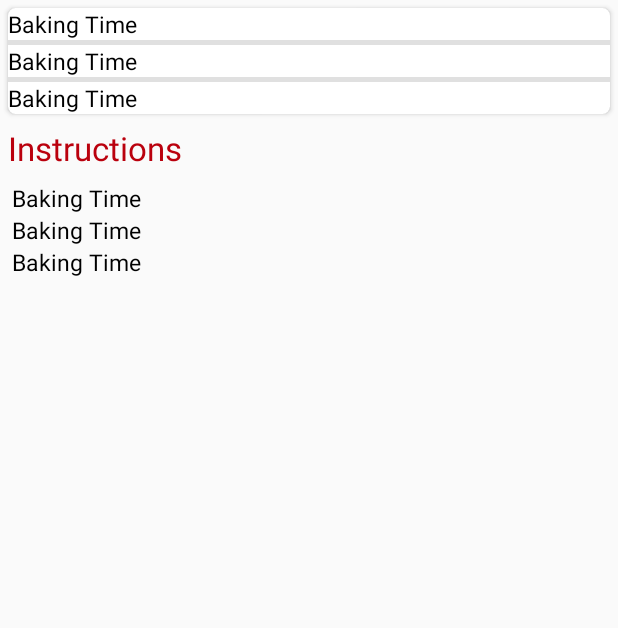
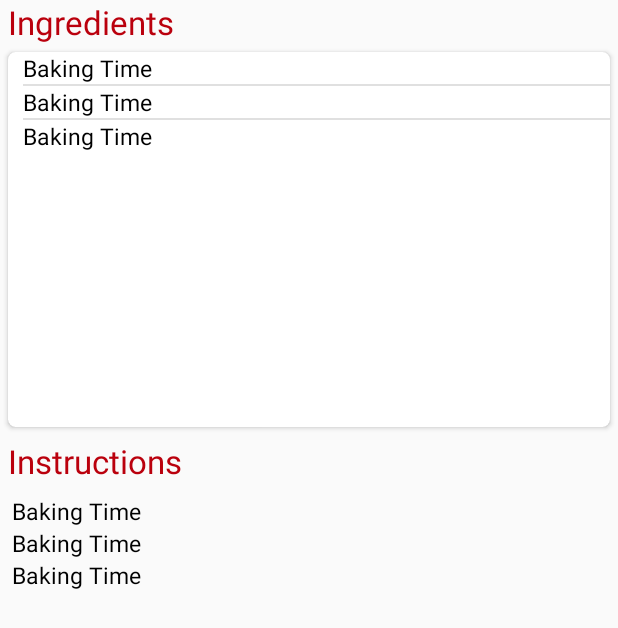
Before and after one commit to matheusfreire/bakingtime, an Android app: the layout recipe_detail.xml on its own in the app's theme, with its tools: preview values and no code run, on a phone screen of 412 x 824 dp. Shown: the top 628 px of the screen. Run offline under Robolectric (Android 15) with nearby library versions, the light colour scheme and no system bars.

Commit message:
List ingredients

```diff
--- a/app/src/main/java/com/msf/bakingtime/model/Recipe.java
+++ b/app/src/main/java/com/msf/bakingtime/model/Recipe.java
@@ -5,6 +5,7 @@ import android.os.Parcelable;
 
 import com.google.gson.annotations.SerializedName;
 
+import java.util.List;
 import java.util.TreeSet;
 
 import lombok.Data;
@@ -19,10 +20,10 @@ public class Recipe implements Parcelable {
     private String name;
 
     @SerializedName("ingredients")
-    private TreeSet<Ingredient> ingredients;
+    private List<Ingredient> ingredients;
 
     @SerializedName("steps")
-    private TreeSet<Step> steps;
+    private List<Step> steps;
 
     protected Recipe(Parcel in) {
         id = in.readLong();
--- a/app/src/main/res/layout/ingredient.xml
+++ b/app/src/main/res/layout/ingredient.xml
@@ -5,7 +5,7 @@
     android:layout_width="match_parent"
     android:layout_height="wrap_content">
 
-    <TextView android:id="@+id/ingredient_quantity"
+    <TextView android:id="@+id/ingredient_txt"
         android:layout_width="0dp"
         android:layout_height="wrap_content"
         android:textSize="15sp"
--- a/app/src/main/res/layout/recipe_detail.xml
+++ b/app/src/main/res/layout/recipe_detail.xml
@@ -9,22 +9,37 @@
     app:layout_constraintStart_toStartOf="parent"
     app:layout_constraintEnd_toEndOf="parent">
 
+    <TextView android:id="@+id/ingredient_label"
+        android:layout_width="0dp"
+        android:layout_height="wrap_content"
+        android:textSize="22sp"
+        android:textColor="@color/colorPrimaryDark"
+        android:layout_weight="1"
+        android:text="@string/ingredients"
+        app:layout_constraintEnd_toEndOf="parent"
+        app:layout_constraintStart_toStartOf="parent"
+        app:layout_constraintBottom_toTopOf="@+id/card_view_ingredients"
+        android:layout_marginTop="8dp"
+        android:layout_marginLeft="5dp"/>
+
     <android.support.v7.widget.CardView
         android:id="@+id/card_view_ingredients"
         android:layout_width="match_parent"
-        android:layout_height="wrap_content"
+        android:layout_height="250dp"
         android:layout_margin="5dp"
         app:cardCornerRadius="5dp"
         app:layout_constraintStart_toStartOf="parent"
-        app:layout_constraintTop_toTopOf="parent"
-        android:elevation="@dimen/padding_5dp">
+        app:layout_constraintTop_toBottomOf="@+id/ingredient_label"
+        android:elevation="@dimen/padding_5dp"
+        android:orientation="horizontal">
 
         <ListView
-            android:id="@+id/list_review"
+            android:id="@+id/list_ingredients"
             android:layout_width="match_parent"
-            android:layout_height="match_parent"
-            android:dividerHeight="3dp"
-            tools:listitem="@layout/ingredient"/>
+            android:layout_height="wrap_content"
+            android:dividerHeight="1dp"
+            tools:listitem="@layout/ingredient"
+            android:paddingLeft="@dimen/padding_10dp"/>
     </android.support.v7.widget.CardView>
 
     <TextView android:id="@+id/instructions"
@@ -33,7 +48,7 @@
         android:textSize="22sp"
         android:textColor="@color/colorPrimaryDark"
         android:layout_weight="1"
-        tools:text="@string/instructions"
+        android:text="@string/instructions"
         app:layout_constraintEnd_toEndOf="parent"
         app:layout_constraintStart_toStartOf="parent"
         app:layout_constraintTop_toBottomOf="@+id/card_view_ingredients"
--- a/app/src/main/res/values/dimens.xml
+++ b/app/src/main/res/values/dimens.xml
@@ -18,4 +18,5 @@
     <dimen name="txt_view_rating_bottom_padding">5dp</dimen>
     <dimen name="padding_5dp">5dp</dimen>
     <dimen name="padding_15dp">15dp</dimen>
+    <dimen name="padding_10dp">10dp</dimen>
 </resources>
--- a/app/src/main/res/values/strings.xml
+++ b/app/src/main/res/values/strings.xml
@@ -5,5 +5,6 @@
     <string name="no_network">No network detected</string>
     <string name="try_again">Try again?</string>
     <string name="instructions">Instructions</string>
+    <string name="ingredients">Ingredients</string>
 
 </resources>
```
Also changed, not shown: app/src/main/java/com/msf/bakingtime/model/Ingredient.java (+30 -3 lines), app/src/main/java/com/msf/bakingtime/model/Step.java (+34 -4 lines), app/src/main/java/com/msf/bakingtime/ui/IngredientsAdapter.java (added, +72 -0 lines), app/src/main/java/com/msf/bakingtime/ui/MainActivity.java (+9 -2 lines), app/src/main/java/com/msf/bakingtime/ui/RecipeDetailActivity.java (+4 -6 lines), app/src/main/java/com/msf/bakingtime/ui/RecipeDetailFragment.java (+26 -1 lines).
